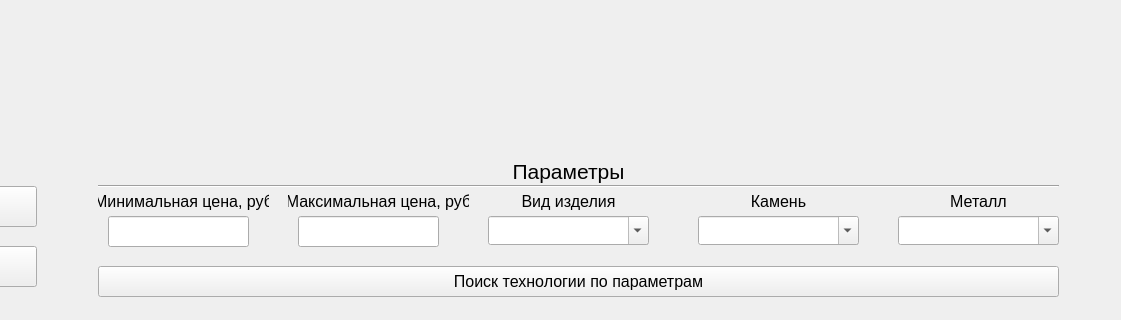
This is Jewelry/customer.ui in laindash/Jewelry as Qt 5 draws it before an edit; both pictures show x 352 to 1473 and y 394 to 714 of the 1473 by 714 pixel window. The edited form follows.
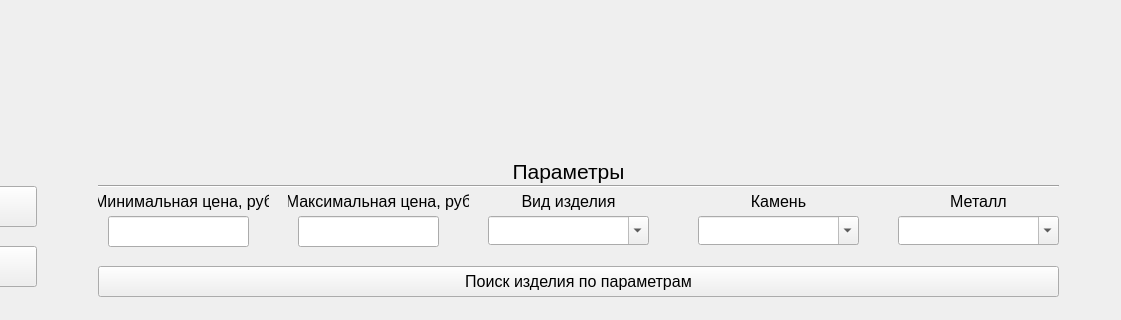
This is the edited form.

```diff
--- a/Jewelry/customer.ui
+++ b/Jewelry/customer.ui
@@ -132,7 +132,7 @@
     <bool>false</bool>
    </property>
    <property name="text">
-    <string>Поиск технологии по параметрам</string>
+    <string>Поиск изделия по параметрам</string>
    </property>
    <property name="checkable">
     <bool>false</bool>
```
